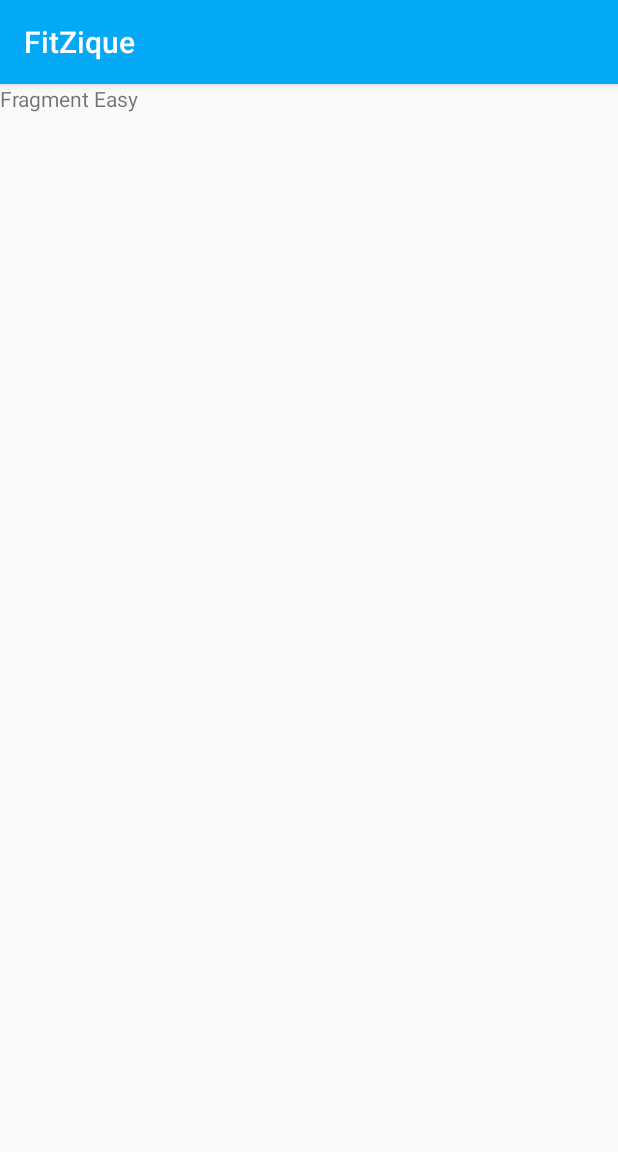
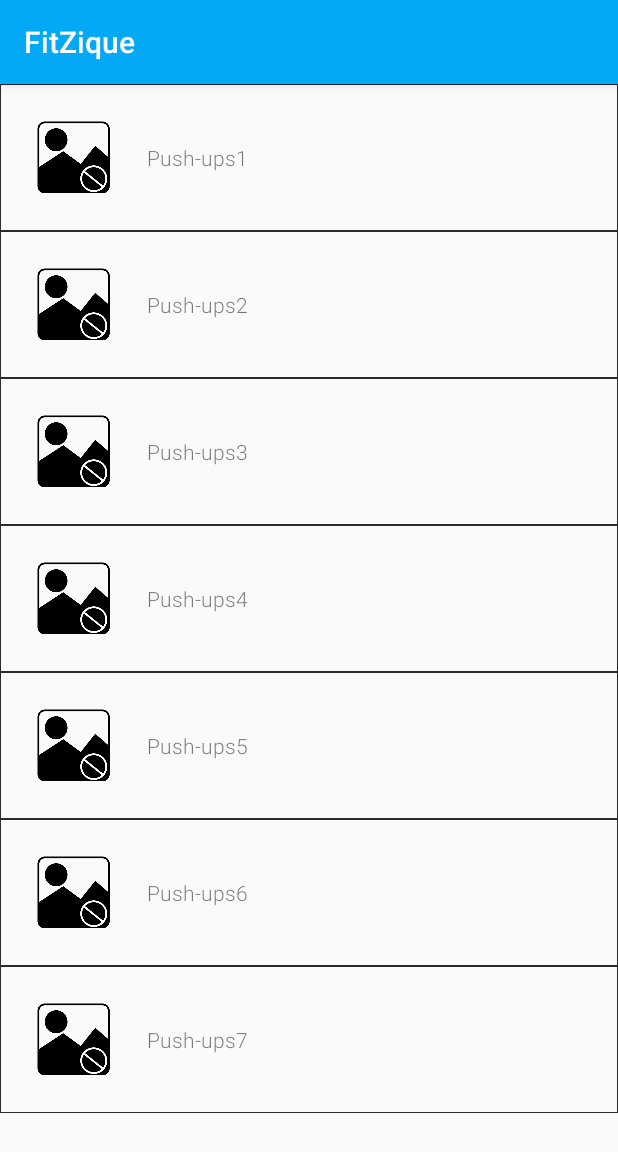
Before and after one commit to naporter/FitZique, an Android app: the fragment EasyFragment shown on its own in the app's theme, on a phone screen of 412 x 824 dp. Shown: the top 1152 px of the screen. Run offline under Robolectric (Android 15) with nearby library versions, the phone set to English and light mode, and no system bars.

Commit message:
Add an adapter for recyclerView. Attached all fragment layouts and their classes to the adapter and recyclerView. Added a button xml and border xml.

```diff
--- a/app/build.gradle
+++ b/app/build.gradle
@@ -32,6 +32,7 @@ dependencies {
     implementation 'androidx.lifecycle:lifecycle-extensions:2.2.0'
     implementation 'androidx.legacy:legacy-support-v4:1.0.0'
     implementation "androidx.viewpager2:viewpager2:1.0.0"
+    implementation "androidx.recyclerview:recyclerview-selection:1.1.0-rc03"
     implementation 'com.google.firebase:firebase-analytics:17.6.0'
     implementation 'com.google.firebase:firebase-database:19.5.0'
     implementation 'com.google.firebase:firebase-auth:19.4.0'
--- a/app/src/main/java/com/example/workoutapp/LoginPageActivity.java
+++ b/app/src/main/java/com/example/workoutapp/LoginPageActivity.java
@@ -68,7 +68,6 @@ public class LoginPageActivity extends AppCompatActivity implements View.OnClick
                 }
             }
         });
-
     }
 
     public void createAccount(final String email, final String firstName, final String lastName, final String phoneNumber, final String password) { //creates users account
@@ -78,7 +77,7 @@ public class LoginPageActivity extends AppCompatActivity implements View.OnClick
             @Override
             public void onComplete(@NonNull Task<AuthResult> task) {
                 if(task.isSuccessful()) {
-                    thisUser = new User(email,"0",firstName,lastName);
+                    thisUser = new User(email,"0",firstName,lastName,phoneNumber);
                     firebaseUser = mAuth.getCurrentUser();
                     updateUI("Account created successfully.");
                     database = FirebaseDatabase.getInstance().getReference("Users/" + firebaseUser.getUid());
--- a/app/src/main/java/com/example/workoutapp/ui/workouts/EasyFragment.java
+++ b/app/src/main/java/com/example/workoutapp/ui/workouts/EasyFragment.java
@@ -3,6 +3,8 @@ package com.example.workoutapp.ui.workouts;
 import android.os.Bundle;
 
 import androidx.fragment.app.Fragment;
+import androidx.recyclerview.widget.LinearLayoutManager;
+import androidx.recyclerview.widget.RecyclerView;
 
 import android.view.LayoutInflater;
 import android.view.View;
@@ -10,57 +12,30 @@ import android.view.ViewGroup;
 
 import com.example.workoutapp.R;
 
-/**
- * A simple {@link Fragment} subclass.
- * Use the {@link EasyFragment#newInstance} factory method to
- * create an instance of this fragment.
- */
 public class EasyFragment extends Fragment {
 
-    // TODO: Rename parameter arguments, choose names that match
-    // the fragment initialization parameters, e.g. ARG_ITEM_NUMBER
-    private static final String ARG_PARAM1 = "param1";
-    private static final String ARG_PARAM2 = "param2";
-
-    // TODO: Rename and change types of parameters
-    private String mParam1;
-    private String mParam2;
+    private String[] workoutNames;
+    private RecyclerView recyclerView;
 
     public EasyFragment() {
         // Required empty public constructor
     }
 
-    /**
-     * Use this factory method to create a new instance of
-     * this fragment using the provided parameters.
-     *
-     * @param param1 Parameter 1.
-     * @param param2 Parameter 2.
-     * @return A new instance of fragment EasyFragment.
-     */
-    // TODO: Rename and change types and number of parameters
-    public static EasyFragment newInstance(String param1, String param2) {
-        EasyFragment fragment = new EasyFragment();
-        Bundle args = new Bundle();
-        args.putString(ARG_PARAM1, param1);
-        args.putString(ARG_PARAM2, param2);
-        fragment.setArguments(args);
-        return fragment;
-    }
-
     @Override
     public void onCreate(Bundle savedInstanceState) {
         super.onCreate(savedInstanceState);
-        if (getArguments() != null) {
-            mParam1 = getArguments().getString(ARG_PARAM1);
-            mParam2 = getArguments().getString(ARG_PARAM2);
-        }
     }
 
     @Override
     public View onCreateView(LayoutInflater inflater, ViewGroup container,
                              Bundle savedInstanceState) {
-        // Inflate the layout for this fragment
-        return inflater.inflate(R.layout.fragment_easy, container, false);
+        View view = inflater.inflate(R.layout.fragment_easy, container, false);
+        recyclerView = view.findViewById(R.id.recylerViewEasy);
+        workoutNames = getResources().getStringArray(R.array.easy_workouts);
+
+        RecyclerViewAdapter recyclerViewAdapter = new RecyclerViewAdapter(getContext(), workoutNames);
+        recyclerView.setAdapter(recyclerViewAdapter);
+        recyclerView.setLayoutManager(new LinearLayoutManager(getContext()));
+        return view;
     }
 }
--- /dev/null
+++ b/app/src/main/java/com/example/workoutapp/ui/workouts/RecyclerViewAdapter.java
@@ -0,0 +1,55 @@
+package com.example.workoutapp.ui.workouts;
+
+import android.content.Context;
+import android.view.LayoutInflater;
+import android.view.View;
+import android.view.ViewGroup;
+import android.widget.ImageView;
+import android.widget.TextView;
+
+import androidx.annotation.NonNull;
+import androidx.recyclerview.widget.RecyclerView;
+
+import com.example.workoutapp.R;
+
+public class RecyclerViewAdapter extends RecyclerView.Adapter<RecyclerViewAdapter.WorkoutViewHolder> {
+
+    private String[] workoutName;
+    private Context context;
+
+    public RecyclerViewAdapter(Context context, String[] workoutName){
+        this.context = context;
+        this.workoutName = workoutName;
+    }
+
+    @NonNull
+    @Override
+    public RecyclerViewAdapter.WorkoutViewHolder onCreateViewHolder(@NonNull ViewGroup parent, int viewType) {
+        LayoutInflater inflater = LayoutInflater.from(context);
+        View view = inflater.inflate(R.layout.workout_button, parent, false);
+        return new WorkoutViewHolder(view);
+    }
+
+    @Override
+    public void onBindViewHolder(@NonNull WorkoutViewHolder holder, int position) {
+        holder.workoutTitle.setText(workoutName[position]);
+    }
+
+    @Override
+    public int getItemCount() {
+        return workoutName.length;
+    }
+
+    public static class WorkoutViewHolder extends RecyclerView.ViewHolder {
+
+        private TextView workoutTitle;
+        private ImageView workoutImage;
+
+        public WorkoutViewHolder(@NonNull View itemView) {
+            super(itemView);
+            workoutTitle = itemView.findViewById(R.id.workoutName);
+            workoutImage = itemView.findViewById(R.id.workoutImage);
+        }
+    }
+
+}
--- /dev/null
+++ b/app/src/main/res/drawable/border.xml
@@ -0,0 +1,7 @@
+<?xml version="1.0" encoding="utf-8"?>
+<shape xmlns:android="http://schemas.android.com/apk/res/android">
+    <stroke
+        android:color="@color/textColorDark"
+        android:width=".5dp">
+    </stroke>
+</shape>
--- a/app/src/main/res/layout/fragment_easy.xml
+++ b/app/src/main/res/layout/fragment_easy.xml
@@ -5,10 +5,10 @@
     android:layout_height="match_parent"
     tools:context=".ui.workouts.EasyFragment">
 
-    <!-- TODO: Update blank fragment layout -->
-    <TextView
+    <androidx.recyclerview.widget.RecyclerView
+        android:id="@+id/recylerViewEasy"
         android:layout_width="match_parent"
         android:layout_height="match_parent"
-        android:text="Fragment Easy" />
+        tools:listitem="@layout/workout_button" />
 
 </FrameLayout>
--- /dev/null
+++ b/app/src/main/res/layout/workout_button.xml
@@ -0,0 +1,38 @@
+<?xml version="1.0" encoding="utf-8"?>
+<androidx.constraintlayout.widget.ConstraintLayout xmlns:android="http://schemas.android.com/apk/res/android"
+    xmlns:app="http://schemas.android.com/apk/res-auto"
+    xmlns:tools="http://schemas.android.com/tools"
+    android:layout_width="match_parent"
+    android:layout_height="wrap_content"
+    android:background="@drawable/border">
+
+    <androidx.constraintlayout.widget.ConstraintLayout
+        android:id="@+id/constraintLayout2"
+        android:layout_width="50dp"
+        android:layout_height="50dp"
+        android:layout_margin="24dp"
+        app:layout_constraintBottom_toBottomOf="parent"
+        app:layout_constraintStart_toStartOf="parent"
+        app:layout_constraintTop_toTopOf="parent">
+
+        <ImageView
+            android:id="@+id/workoutImage"
+            android:layout_width="wrap_content"
+            android:layout_height="wrap_content"
+            app:layout_constraintBottom_toBottomOf="parent"
+            app:layout_constraintEnd_toEndOf="parent"
+            app:layout_constraintStart_toStartOf="parent"
+            app:layout_constraintTop_toTopOf="parent"
+            app:srcCompat="@drawable/no_image_found" />
+    </androidx.constraintlayout.widget.ConstraintLayout>
+
+    <TextView
+        android:id="@+id/workoutName"
+        android:layout_width="wrap_content"
+        android:layout_height="wrap_content"
+        android:layout_marginStart="24dp"
+        android:fontFamily="sans-serif-light"
+        app:layout_constraintBottom_toBottomOf="parent"
+        app:layout_constraintStart_toEndOf="@+id/constraintLayout2"
+        app:layout_constraintTop_toTopOf="parent" />
+</androidx.constraintlayout.widget.ConstraintLayout>
--- /dev/null
+++ b/app/src/main/res/values/workout_descriptions.xml
@@ -0,0 +1,4 @@
+<?xml version="1.0" encoding="utf-8"?>
+<resources>
+    <string name="push_ups">This is the push-up description.</string>
+</resources>
--- /dev/null
+++ b/app/src/main/res/values/workout_names.xml
@@ -0,0 +1,32 @@
+<?xml version="1.0" encoding="utf-8"?>
+<resources>
+    <string-array name="easy_workouts">
+        <item>Push-ups1</item>
+        <item>Push-ups2</item>
+        <item>Push-ups3</item>
+        <item>Push-ups4</item>
+        <item>Push-ups5</item>
+        <item>Push-ups6</item>
+        <item>Push-ups7</item>
+    </string-array>
+    <string-array name="medium_workouts">
+        <item>Push-ups8</item>
+        <item>Push-ups9</item>
+        <item>Push-ups10</item>
+        <item>Push-ups11</item>
+        <item>Push-ups12</item>
+        <item>Push-ups13</item>
+        <item>Push-ups14</item>
+        <item>Push-ups15</item>
+    </string-array>
+    <string-array name="hard_workouts">
+        <item>Push-ups16</item>
+        <item>Push-ups17</item>
+        <item>Push-ups18</item>
+        <item>Push-ups19</item>
+        <item>Push-ups20</item>
+        <item>Push-ups21</item>
+        <item>Push-ups22</item>
+        <item>Push-ups23</item>
+    </string-array>
+</resources>
```
Also changed, not shown: app/src/main/java/com/example/workoutapp/User.java (+12 -1 lines), app/src/main/java/com/example/workoutapp/ui/workouts/HardFragment.java (+12 -37 lines), app/src/main/java/com/example/workoutapp/ui/workouts/MediumFragment.java (+12 -32 lines), app/src/main/res/layout/fragment_hard.xml (+3 -4 lines), app/src/main/res/layout/fragment_medium.xml (+3 -4 lines).
